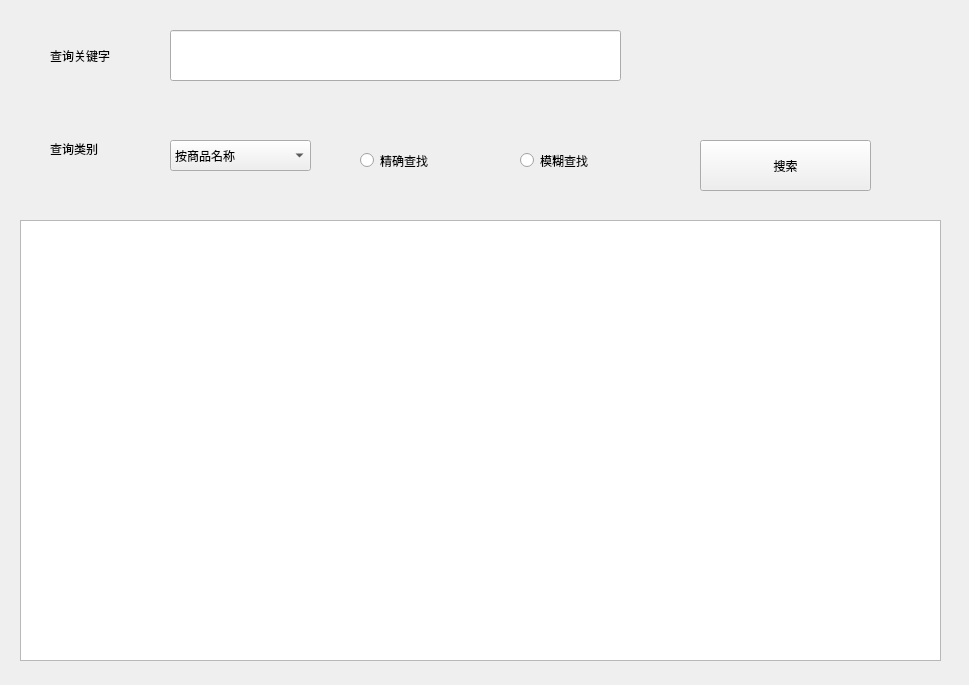
Above: software-assignment/query.ui from leander-deleted/goods-management-system before the change. Below: the same form after it.
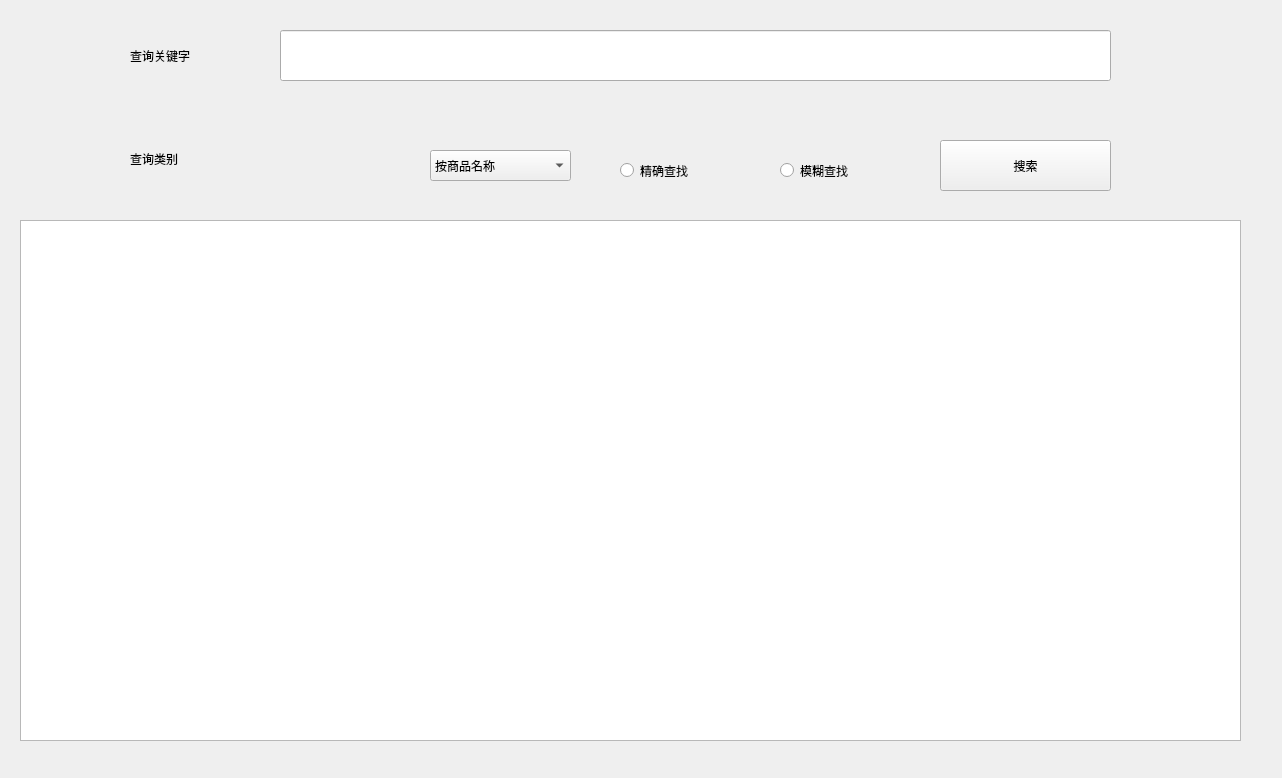
That is the form after the change.

```diff
--- a/software-assignment/query.ui
+++ b/software-assignment/query.ui
@@ -6,8 +6,8 @@
    <rect>
     <x>0</x>
     <y>0</y>
-    <width>969</width>
-    <height>685</height>
+    <width>1282</width>
+    <height>778</height>
    </rect>
   </property>
   <property name="windowTitle">
@@ -16,9 +16,9 @@
   <widget class="QLineEdit" name="queryWord">
    <property name="geometry">
     <rect>
-     <x>170</x>
+     <x>280</x>
      <y>30</y>
-     <width>451</width>
+     <width>831</width>
      <height>51</height>
     </rect>
    </property>
@@ -26,8 +26,8 @@
   <widget class="QRadioButton" name="precise">
    <property name="geometry">
     <rect>
-     <x>360</x>
-     <y>140</y>
+     <x>620</x>
+     <y>150</y>
      <width>151</width>
      <height>41</height>
     </rect>
@@ -42,8 +42,8 @@
   <widget class="QRadioButton" name="vague">
    <property name="geometry">
     <rect>
-     <x>520</x>
-     <y>140</y>
+     <x>780</x>
+     <y>150</y>
      <width>151</width>
      <height>41</height>
     </rect>
@@ -58,7 +58,7 @@
   <widget class="QLabel" name="label">
    <property name="geometry">
     <rect>
-     <x>50</x>
+     <x>130</x>
      <y>30</y>
      <width>121</width>
      <height>51</height>
@@ -73,15 +73,15 @@
     <rect>
      <x>20</x>
      <y>220</y>
-     <width>921</width>
-     <height>441</height>
+     <width>1221</width>
+     <height>521</height>
     </rect>
    </property>
   </widget>
   <widget class="QPushButton" name="pushButton">
    <property name="geometry">
     <rect>
-     <x>700</x>
+     <x>940</x>
      <y>140</y>
      <width>171</width>
      <height>51</height>
@@ -94,8 +94,8 @@
   <widget class="QComboBox" name="comboBox">
    <property name="geometry">
     <rect>
-     <x>170</x>
-     <y>140</y>
+     <x>430</x>
+     <y>150</y>
      <width>141</width>
      <height>31</height>
     </rect>
@@ -134,8 +134,8 @@
   <widget class="QLabel" name="label_2">
    <property name="geometry">
     <rect>
-     <x>50</x>
-     <y>140</y>
+     <x>130</x>
+     <y>150</y>
      <width>81</width>
      <height>18</height>
     </rect>
```
